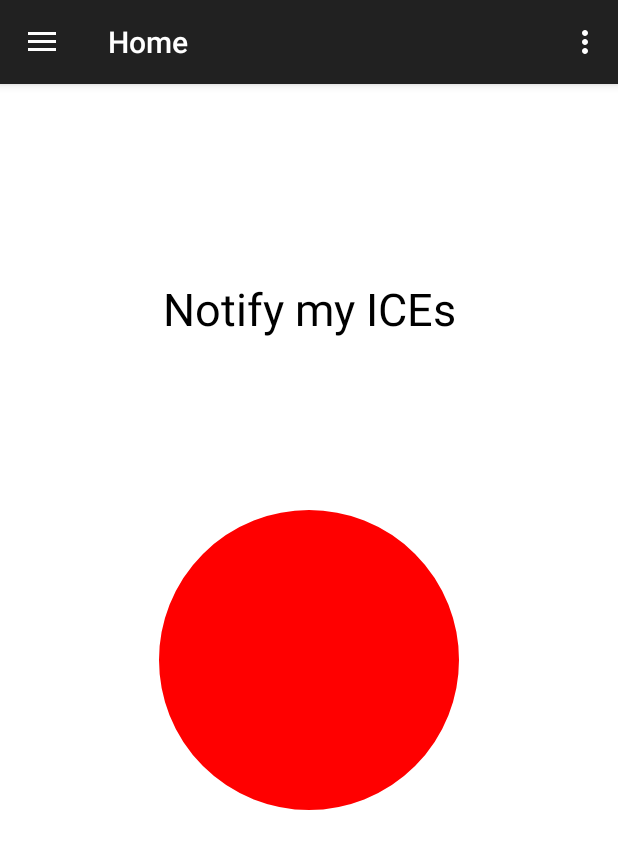
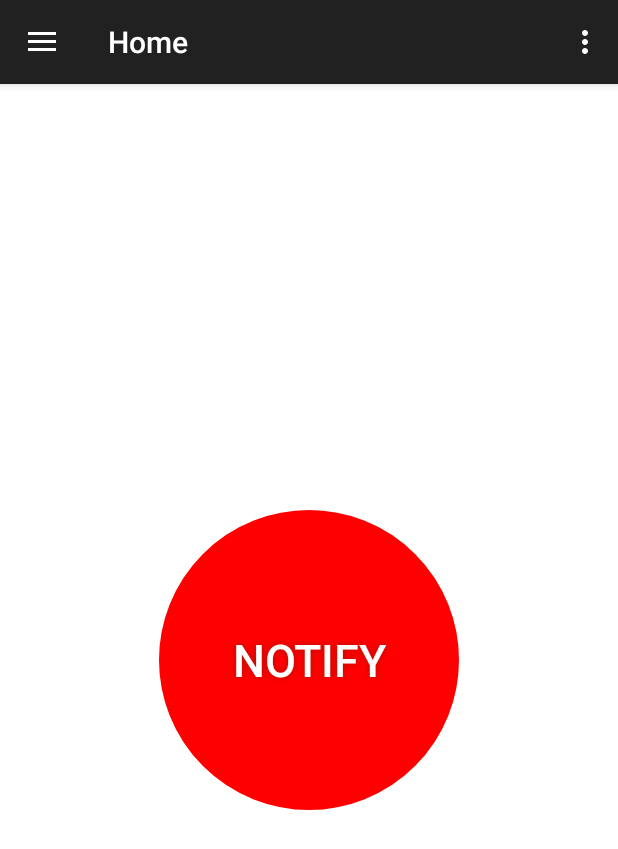
Before and after one commit to MattFaluotico/InformationSecurityAndroid, an Android app: the screen it shows after launch (MainActivity), on a phone screen of 412 x 824 dp. Shown: the top 849 px of the screen. Run offline under Robolectric (Android 15) with nearby library versions, the phone set to English and light mode, and no system bars; 2 statements that could not run were skipped.

Commit message:
simplified red button

```diff
--- a/StrangerDanger/app/src/main/res/layout/fragment_home.xml
+++ b/StrangerDanger/app/src/main/res/layout/fragment_home.xml
@@ -7,20 +7,22 @@
     android:paddingBottom="@dimen/activity_vertical_margin"
     >
 
-    <TextView
-        android:layout_width="fill_parent"
-        android:layout_height="fill_parent"
-        android:text="Notify my ICEs"
-        android:textSize="30dp"
-        android:layout_above="@+id/danger_button"
-        android:layout_centerVertical="true"
-        android:layout_centerInParent="true"
-        android:gravity="center"
-        android:textColor="#000000"/>
+    <!--title-->
+    <!--<TextView-->
+        <!--android:layout_width="fill_parent"-->
+        <!--android:layout_height="fill_parent"-->
+        <!--android:text="Notify my ICEs"-->
+        <!--android:textSize="30dp"-->
+        <!--android:layout_above="@+id/danger_button"-->
+        <!--android:layout_centerVertical="true"-->
+        <!--android:layout_centerInParent="true"-->
+        <!--android:gravity="center"-->
+        <!--android:textColor="#000000"/>-->
 
+    <!--Red button-->
     <Button
-        android:text=""
-        android:textColor="#FF120A"
+        android:text="NOTIFY"
+        android:textColor="#FFFFFF"
         android:textSize="30sp"
         android:layout_width="200dp"
         android:layout_height="200dp"
```
